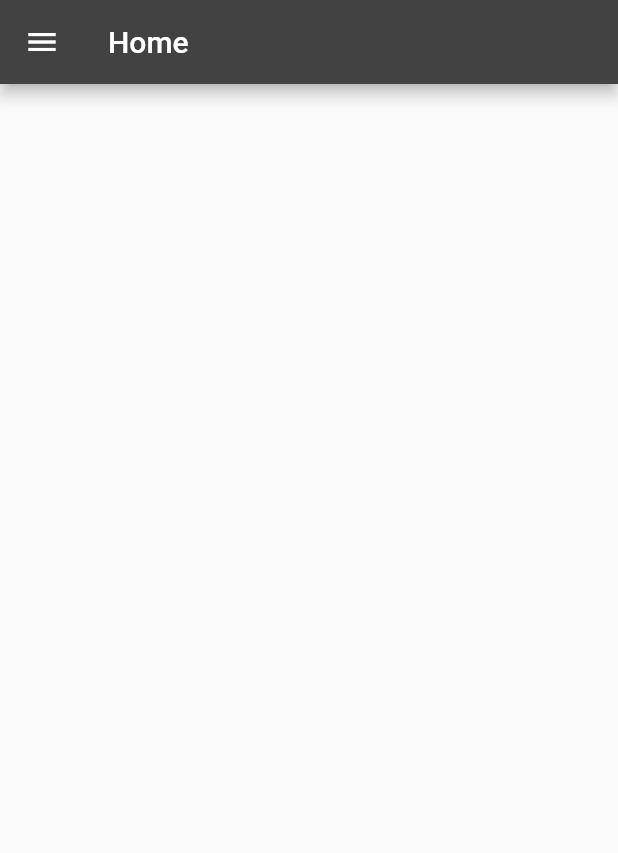
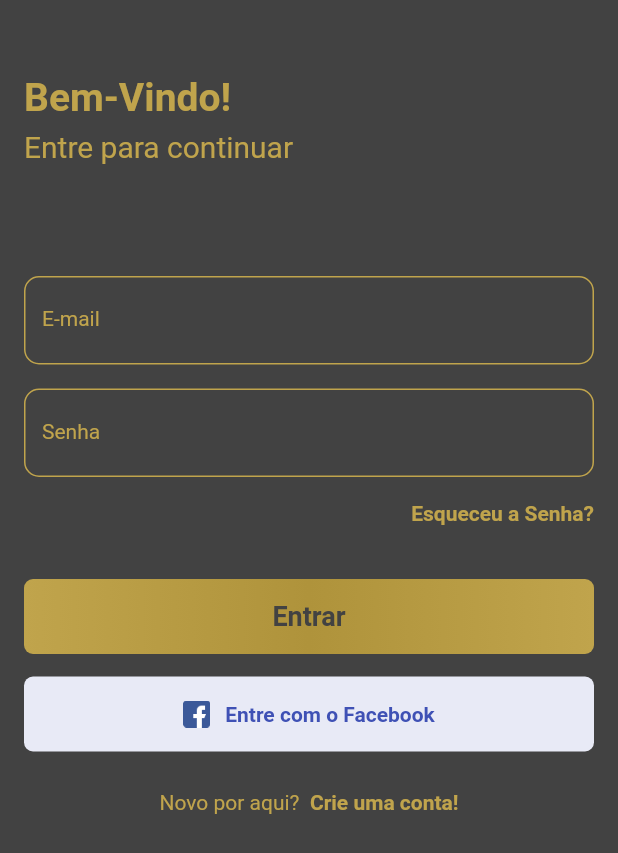
Before and after one commit to leoCardosoDev/flutterLojaVirtual_Two, a Flutter app: the screen it shows after launch, on a phone screen of 412 x 824 dp. Shown: the top 853 px of the screen. Run offline on Flutter 3.47's test engine with Material 2 defaults, Android fonts, the phone set to English and light mode, and no system bars; our stand-ins replace firebase_auth; accounts and stored records are empty.

Commit message:
Login Completed

```diff
--- a/lib/config/config.dart
+++ b/lib/config/config.dart
@@ -2,3 +2,4 @@ import 'package:flutter/material.dart';
 
 Color primaryColor = Colors.grey[800];
 Color secondaryColor = const Color(0xFFc0a44c);
+Color tertiaryColor = const Color(0xffAF933B);
--- /dev/null
+++ b/lib/helpers/firebase_errors.dart
@@ -0,0 +1,25 @@
+String getErrorString(String code) {
+  switch (code) {
+    case 'ERROR_WEAK_PASSWORD':
+      return 'Sua senha é muito fraca.';
+    case 'ERROR_INVALID_EMAIL':
+      return 'Seu e-mail é inválido.';
+    case 'ERROR_EMAIL_ALREADY_IN_USE':
+      return 'E-mail já está sendo utilizado em outra conta.';
+    case 'ERROR_INVALID_CREDENTIAL':
+      return 'Seu e-mail é inválido.';
+    case 'ERROR_WRONG_PASSWORD':
+      return 'Sua senha está incorreta.';
+    case 'ERROR_USER_NOT_FOUND':
+      return 'Não há usuário com este e-mail.';
+    case 'ERROR_USER_DISABLED':
+      return 'Este usuário foi desabilitado.';
+    case 'ERROR_TOO_MANY_REQUESTS':
+      return 'Muitas solicitações. Tente novamente mais tarde.';
+    case 'ERROR_OPERATION_NOT_ALLOWED':
+      return 'Operação não permitida.';
+
+    default:
+      return 'Um erro indefinido ocorreu.';
+  }
+}
--- /dev/null
+++ b/lib/helpers/validators.dart
@@ -0,0 +1,7 @@
+bool emailValidator(String email) {
+  if (email.contains('@') && email.contains('.com')) {
+    return true;
+  } else {
+    return false;
+  }
+}
--- a/lib/main.dart
+++ b/lib/main.dart
@@ -1,6 +1,8 @@
 import 'package:flutter/material.dart';
 import 'package:lojaflutter/config/config.dart';
+import 'package:lojaflutter/models/user_manager.dart';
 import 'package:lojaflutter/screens/base/base_screen.dart';
+import 'package:provider/provider.dart';
 
 void main() {
   runApp(MyApp());
@@ -9,13 +11,17 @@ void main() {
 class MyApp extends StatelessWidget {
   @override
   Widget build(BuildContext context) {
-    return MaterialApp(
-      title: 'Loja Virtual',
-      debugShowCheckedModeBanner: false,
-      theme: ThemeData(
-        primaryColor: primaryColor,
+    return ChangeNotifierProvider(
+      create: (_) => UserManager(),
+      child: MaterialApp(
+        title: 'Loja Virtual',
+        debugShowCheckedModeBanner: false,
+        theme: ThemeData(
+          primaryColor: primaryColor,
+          scaffoldBackgroundColor: primaryColor,
+        ),
+        home: BaseScreen(),
       ),
-      home: BaseScreen(),
     );
   }
 }
--- /dev/null
+++ b/lib/models/user.dart
@@ -0,0 +1,6 @@
+class User {
+  String email;
+  String password;
+
+  User({this.email, this.password});
+}
--- /dev/null
+++ b/lib/models/user_manager.dart
@@ -0,0 +1,45 @@
+import 'package:firebase_auth/firebase_auth.dart';
+import 'package:flutter/material.dart';
+import 'package:flutter/services.dart';
+import 'package:lojaflutter/helpers/firebase_errors.dart';
+import 'package:lojaflutter/models/user.dart';
+
+class UserManager extends ChangeNotifier {
+  UserManager() {
+    _loadCurrentUser();
+  }
+
+  final FirebaseAuth _auth = FirebaseAuth.instance;
+
+  bool _loading = false;
+  FirebaseUser user;
+
+  bool get loading => _loading;
+
+  Future<void> signIn({User user, Function onFail, Function onSuccess}) async {
+    loading = true;
+    try {
+      final AuthResult result = await _auth.signInWithEmailAndPassword(
+          email: user.email, password: user.password);
+      this.user = result.user;
+      onSuccess();
+    } on PlatformException catch (e) {
+      onFail(getErrorString(e.code));
+    }
+    loading = false;
+  }
+
+  set loading(bool value) {
+    _loading = value;
+    notifyListeners();
+  }
+
+  Future<void> _loadCurrentUser() async {
+    final FirebaseUser currentUser = await _auth.currentUser();
+    if (currentUser != null) {
+      user = currentUser;
+      debugPrint(user.uid);
+    }
+    notifyListeners();
+  }
+}
--- a/lib/screens/base/base_screen.dart
+++ b/lib/screens/base/base_screen.dart
@@ -1,6 +1,7 @@
 import 'package:flutter/material.dart';
 import 'package:lojaflutter/common/custom_drawer/custom_drawer.dart';
 import 'package:lojaflutter/models/page_manager.dart';
+import 'package:lojaflutter/screens/login/login_screen.dart';
 import 'package:provider/provider.dart';
 
 class BaseScreen extends StatelessWidget {
@@ -14,13 +15,13 @@ class BaseScreen extends StatelessWidget {
         physics: const NeverScrollableScrollPhysics(),
         controller: pageController,
         children: <Widget>[
+          LoginScreen(),
           Scaffold(
             drawer: CustomDrawer(),
             appBar: AppBar(
               title: const Text('Home'),
             ),
           ),
-          Container(color: Colors.red),
           Container(color: Colors.blue),
           Container(color: Colors.amber),
         ],
--- /dev/null
+++ b/lib/screens/login/login_screen.dart
@@ -0,0 +1,267 @@
+import 'package:flutter/material.dart';
+import 'package:lojaflutter/config/config.dart';
+import 'package:lojaflutter/helpers/validators.dart';
+import 'package:lojaflutter/models/user.dart';
+import 'package:lojaflutter/models/user_manager.dart';
+import 'package:provider/provider.dart';
+
+class LoginScreen extends StatelessWidget {
+  final GlobalKey<FormState> _formKey = GlobalKey<FormState>();
+  final GlobalKey<ScaffoldState> _scaffoldKey = GlobalKey<ScaffoldState>();
+
+  final TextEditingController _emailController = TextEditingController();
+  final TextEditingController _passwordController = TextEditingController();
+
+  @override
+  Widget build(BuildContext context) {
+    return Scaffold(
+      key: _scaffoldKey,
+      body: SingleChildScrollView(
+        child: SafeArea(
+          child: Form(
+            key: _formKey,
+            child: Consumer<UserManager>(
+              builder: (_, userManager, child) {
+                return Container(
+                  padding: const EdgeInsets.only(left: 16, right: 16),
+                  child: Column(
+                    crossAxisAlignment: CrossAxisAlignment.start,
+                    children: <Widget>[
+                      Column(
+                        crossAxisAlignment: CrossAxisAlignment.start,
+                        children: <Widget>[
+                          const SizedBox(height: 50),
+                          Text(
+                            'Bem-Vindo!',
+                            style: TextStyle(
+                                fontSize: 26,
+                                fontWeight: FontWeight.bold,
+                                color: secondaryColor),
+                          ),
+                          const SizedBox(height: 6),
+                          Text(
+                            'Entre para continuar',
+                            style: TextStyle(
+                              fontSize: 20,
+                              color: secondaryColor,
+                            ),
+                          ),
+                        ],
+                      ),
+                      const SizedBox(height: 75),
+                      Column(
+                        children: <Widget>[
+                          TextFormField(
+                            enabled: !userManager.loading,
+                            controller: _emailController,
+                            style: TextStyle(color: secondaryColor),
+                            cursorColor: secondaryColor,
+                            decoration: InputDecoration(
+                              labelText: 'E-mail',
+                              labelStyle: TextStyle(
+                                  fontSize: 14, color: secondaryColor),
+                              enabledBorder: OutlineInputBorder(
+                                borderRadius: BorderRadius.circular(10),
+                                borderSide: BorderSide(color: secondaryColor),
+                              ),
+                              focusedBorder: OutlineInputBorder(
+                                borderRadius: BorderRadius.circular(10),
+                                borderSide: BorderSide(
+                                  color: Colors.grey.shade400,
+                                ),
+                              ),
+                            ),
+                            keyboardType: TextInputType.emailAddress,
+                            autocorrect: false,
+                            validator: (email) {
+                              if (!emailValidator(email)) {
+                                return 'E-mail inválido!';
+                              } else {
+                                return null;
+                              }
+                            },
+                          ),
+                          const SizedBox(height: 16),
+                          TextFormField(
+                            enabled: !userManager.loading,
+                            controller: _passwordController,
+                            style: TextStyle(color: secondaryColor),
+                            cursorColor: secondaryColor,
+                            decoration: InputDecoration(
+                              labelText: 'Senha',
+                              labelStyle: TextStyle(
+                                  fontSize: 14, color: secondaryColor),
+                              enabledBorder: OutlineInputBorder(
+                                borderRadius: BorderRadius.circular(10),
+                                borderSide: BorderSide(color: secondaryColor),
+                              ),
+                              focusedBorder: OutlineInputBorder(
+                                borderRadius: BorderRadius.circular(10),
+                                borderSide: BorderSide(
+                                  color: Colors.grey.shade400,
+                                ),
+                              ),
+                            ),
+                            autocorrect: false,
+                            obscureText: true,
+                            validator: (pass) {
+                              if (pass.isEmpty || pass.length < 5) {
+                                return 'Senha inválida';
+                              } else {
+                                return null;
+                              }
+                            },
+                          ),
+                          child,
+                          const SizedBox(height: 20),
+                          Container(
+                            height: 50,
+                            width: double.infinity,
+                            child: FlatButton(
+                              disabledColor: primaryColor,
+                              onPressed: userManager.loading
+                                  ? null
+                                  : () {
+                                      if (_formKey.currentState.validate()) {
+                                        userManager.signIn(
+                                          user: User(
+                                              email: _emailController.text,
+                                              password:
+                                                  _passwordController.text),
+                                          onFail: (e) {
+                                            _scaffoldKey.currentState
+                                                .showSnackBar(SnackBar(
+                                              content: Text(
+                                                'Falha ao entrar: $e',
+                                                style: const TextStyle(
+                                                  color: Colors.white,
+                                                ),
+                                              ),
+                                              backgroundColor: Colors.red,
+                                            ));
+                                          },
+                                          onSuccess: () {
+                                            // TODO: Fechar tela de login
+                                          },
+                                        );
+                                      }
+                                    },
+                              padding: const EdgeInsets.all(0),
+                              shape: RoundedRectangleBorder(
+                                borderRadius: BorderRadius.circular(6),
+                              ),
+                              child: Ink(
+                                decoration: BoxDecoration(
+                                  borderRadius: BorderRadius.circular(6),
+                                  gradient: LinearGradient(
+                                    begin: Alignment.centerLeft,
+                                    end: Alignment.centerRight,
+                                    colors: [
+                                      secondaryColor,
+                                      tertiaryColor,
+                                      secondaryColor,
+                                    ],
+                                  ),
+                                ),
+                                child: Container(
+                                  width: double.infinity,
+                                  alignment: Alignment.center,
+                                  child: userManager.loading
+                                      ? const CircularProgressIndicator(
+                                          valueColor: AlwaysStoppedAnimation(
+                                              Colors.white),
+                                        )
+                                      : Text(
+                                          'Entrar',
+                                          style: TextStyle(
+                                            color: primaryColor,
+                                            fontSize: 18,
+                                            fontWeight: FontWeight.bold,
+                                          ),
+                                        ),
+                                ),
+                              ),
+                            ),
+                          ),
+                          const SizedBox(height: 15),
+                          Container(
+                            height: 50,
+                            width: double.infinity,
+                            child: FlatButton(
+                              onPressed: () {},
+                              color: Colors.indigo.shade50,
+                              shape: RoundedRectangleBorder(
+                                borderRadius: BorderRadius.circular(6),
+                              ),
+                              child: Row(
+                                mainAxisAlignment: MainAxisAlignment.center,
+                                children: <Widget>[
+                                  Image.asset(
+                                    'images/facebook.png',
+                                    height: 18,
+                                    width: 18,
+                                  ),
+                                  const SizedBox(
+                                    width: 10,
+                                  ),
+                                  Text(
+                                    'Entre com o Facebook',
+                                    style: TextStyle(
+                                        color: Colors.indigo,
+                                        fontWeight: FontWeight.bold),
+                                  ),
+                                ],
+                              ),
+                            ),
+                          ),
+                          const SizedBox(height: 10),
+                        ],
+                      ),
+                      Padding(
+                        padding: const EdgeInsets.only(bottom: 5),
+                        child: Row(
+                          mainAxisAlignment: MainAxisAlignment.center,
+                          children: <Widget>[
+                            Text(
+                              'Novo por aqui? ',
+                              style: TextStyle(color: secondaryColor),
+                            ),
+                            FlatButton(
+                              onPressed: () {},
+                              padding: EdgeInsets.zero,
+                              child: Text(
+                                ' Crie uma conta!',
+                                style: TextStyle(
+                                    fontWeight: FontWeight.bold,
+                                    color: secondaryColor),
+                              ),
+                            ),
+                          ],
+                        ),
+                      ),
+                    ],
+                  ),
+                );
+              },
+              child: Align(
+                alignment: Alignment.topRight,
+                child: FlatButton(
+                  onPressed: () {},
+                  padding: EdgeInsets.zero,
+                  child: Text(
+                    'Esqueceu a Senha?',
+                    style: TextStyle(
+                      color: secondaryColor,
+                      fontSize: 14,
+                      fontWeight: FontWeight.w600,
+                    ),
+                  ),
+                ),
+              ),
+            ),
+          ),
+        ),
+      ),
+    );
+  }
+}
--- a/pubspec.yaml
+++ b/pubspec.yaml
@@ -50,8 +50,8 @@ flutter:
   uses-material-design: true
 
   # To add assets to your application, add an assets section, like this:
-  # assets:
-  #   - images/a_dot_burr.jpeg
+  assets:
+    - images/facebook.png
   #   - images/a_dot_ham.jpeg
 
   # An image asset can refer to one or more resolution-specific "variants", see
```
Also changed, not shown: images/facebook.png (added).
